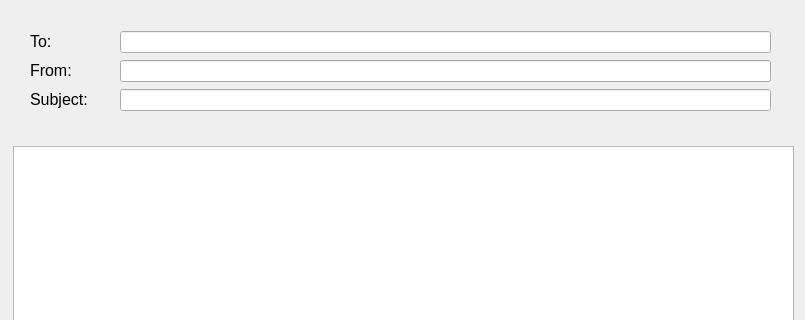
Developer-Dewd/mysterium-email, file qt/Email/email.ui: the form before one commit; both pictures show x 0 to 805 and y 0 to 320 of the 805 by 582 pixel window.
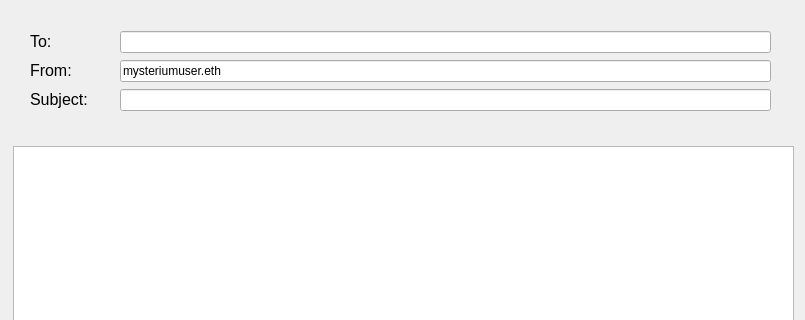
The form after the commit.

```diff
--- a/qt/Email/email.ui
+++ b/qt/Email/email.ui
@@ -89,7 +89,11 @@
      <widget class="QLineEdit" name="ToInput"/>
     </item>
     <item>
-     <widget class="QLineEdit" name="FromInput"/>
+     <widget class="QLineEdit" name="FromInput">
+      <property name="text">
+       <string>mysteriumuser.eth</string>
+      </property>
+     </widget>
     </item>
     <item>
      <widget class="QLineEdit" name="SubjectInput"/>
```
